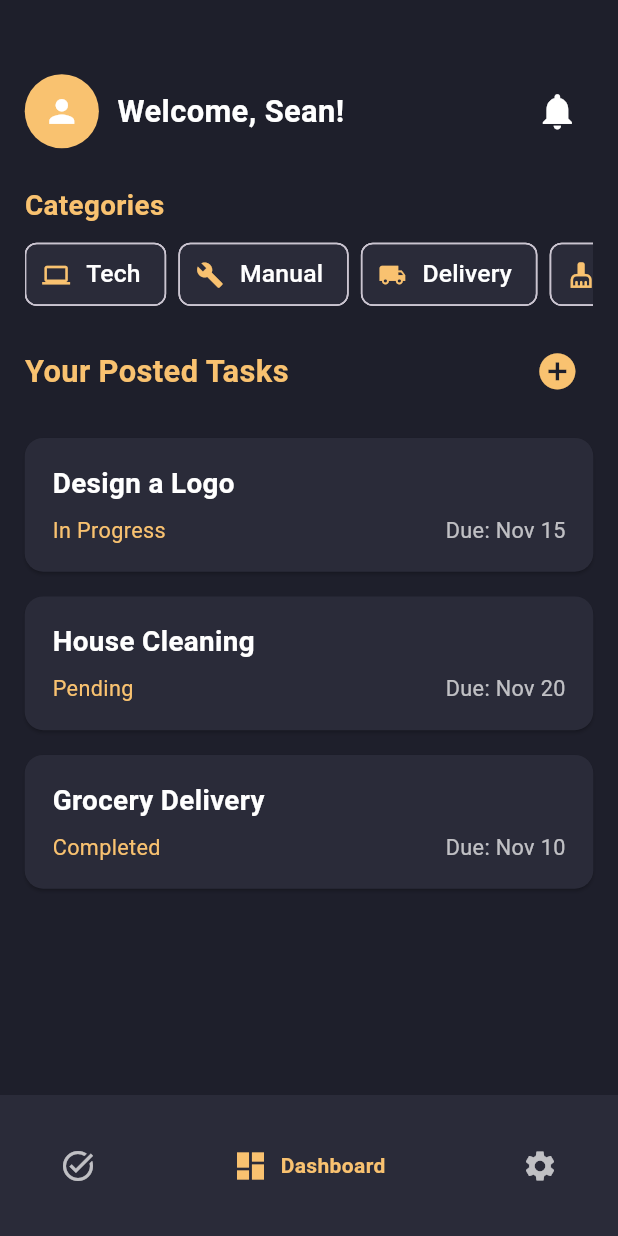
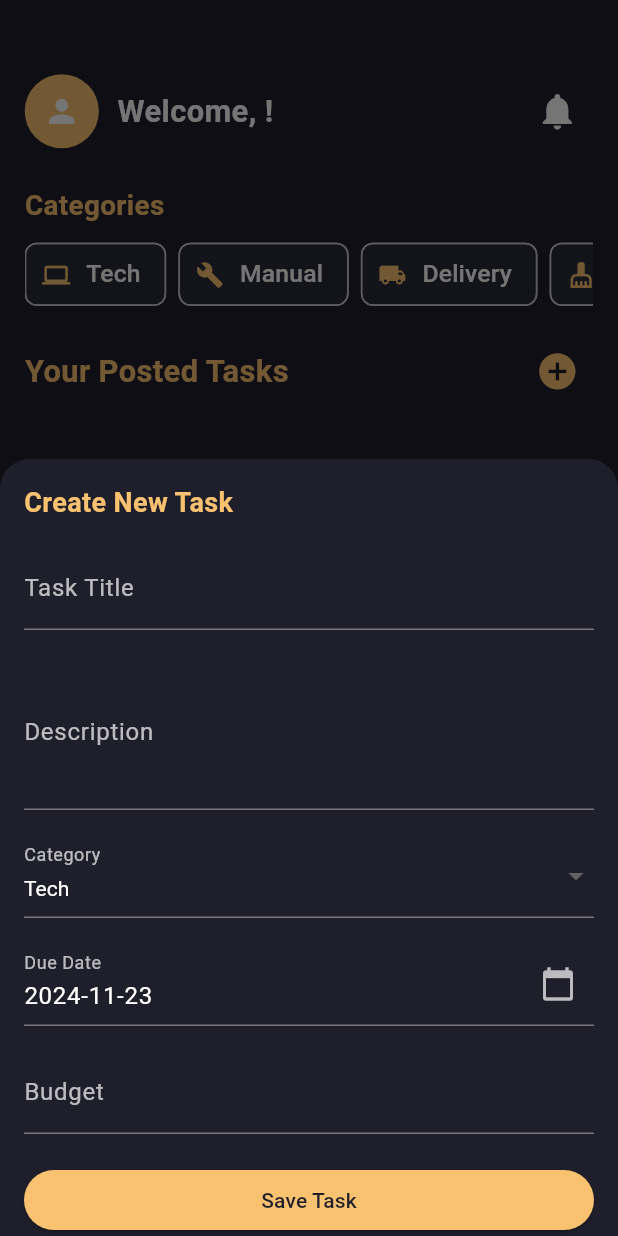
Before and after one commit to Kristoferseyan/Tascadia, a Flutter app: the TaskPosterDashboard screen opened by its route, item 2 of the bottom bar chosen, after a tap on the "add circle" icon, on a phone screen of 412 x 824 dp. Run offline on Flutter 3.47's test engine with Material 3 defaults, Android fonts, the phone set to English and light mode, and no system bars; drawn by our look-alikes of google_nav_bar; our stand-ins replace supabase_flutter; accounts and stored records are empty.

Commit message:
Integrated Database - added database functions - added login and registration - added task creation page

```diff
--- /dev/null
+++ b/lib/Dashboard-Modules/task_creation.dart
@@ -0,0 +1,211 @@
+import 'package:flutter/material.dart';
+import 'package:tascadia_prototype/colors.dart';
+import 'package:tascadia_prototype/database_handler.dart';
+
+class TaskCreationForm extends StatefulWidget {
+  @override
+  _TaskCreationFormState createState() => _TaskCreationFormState();
+}
+
+class _TaskCreationFormState extends State<TaskCreationForm> {
+  final _formKey = GlobalKey<FormState>();
+  final DatabaseHandler dbHandler = DatabaseHandler(); // Database Handler
+
+  String _title = '';
+  String _description = '';
+  String _category = 'Tech';
+  DateTime _dueDate = DateTime.now();
+  String _budget = '';
+  String _userId = ''; // Logged-in user ID
+
+  @override
+  void initState() {
+    super.initState();
+    _fetchCurrentUser(); // Fetch the user ID when the form is initialized
+  }
+
+  Future<void> _fetchCurrentUser() async {
+    try {
+      final userId = await dbHandler.getCurrentUserId();
+      if (userId == null) {
+        throw Exception('User not logged in.');
+      }
+      setState(() {
+        _userId = userId;
+      });
+    } catch (e) {
+      ScaffoldMessenger.of(context).showSnackBar(
+        SnackBar(content: Text('Error retrieving user ID: $e')),
+      );
+    }
+  }
+
+  Future<void> _selectDate(BuildContext context) async {
+    final DateTime? picked = await showDatePicker(
+      context: context,
+      initialDate: _dueDate,
+      firstDate: DateTime.now(),
+      lastDate: DateTime(2100),
+      builder: (BuildContext context, Widget? child) {
+        return Theme(
+          data: ThemeData.dark().copyWith(
+            colorScheme: ColorScheme.dark(
+              primary: AppColors.accent,
+              onPrimary: AppColors.background,
+              surface: AppColors.cardBackground,
+              onSurface: AppColors.textPrimary,
+            ),
+            dialogBackgroundColor: AppColors.background,
+          ),
+          child: child!,
+        );
+      },
+    );
+    if (picked != null && picked != _dueDate) {
+      setState(() {
+        _dueDate = picked;
+      });
+    }
+  }
+
+  Future<void> _saveTask() async {
+    if (_formKey.currentState!.validate()) {
+      _formKey.currentState!.save();
+      try {
+        // Insert task into database with the logged-in user ID
+        await dbHandler.addTask(
+          title: _title,
+          description: _description,
+          category: _category,
+          postedBy: _userId,
+          dueDate: _dueDate,
+          budget: double.tryParse(_budget),
+        );
+        ScaffoldMessenger.of(context).showSnackBar(
+          const SnackBar(content: Text("Task created successfully!")),
+        );
+        Navigator.pop(context); // Close modal after success
+      } catch (e) {
+        ScaffoldMessenger.of(context).showSnackBar(
+          SnackBar(content: Text("Error creating task: $e")),
+        );
+      }
+    }
+  }
+
+  @override
+  Widget build(BuildContext context) {
+    return Form(
+      key: _formKey,
+      child: SingleChildScrollView(
+        child: Column(
+          crossAxisAlignment: CrossAxisAlignment.start,
+          children: [
+            const Text(
+              "Create New Task",
+              style: TextStyle(
+                color: AppColors.accent,
+                fontSize: 18,
+                fontWeight: FontWeight.bold,
+              ),
+            ),
+            const SizedBox(height: 16),
+            TextFormField(
+              decoration: InputDecoration(
+                labelText: 'Task Title',
+                labelStyle: TextStyle(color: AppColors.textMuted),
+                focusedBorder: UnderlineInputBorder(
+                  borderSide: BorderSide(color: AppColors.accent),
+                ),
+              ),
+              style: TextStyle(color: AppColors.textPrimary),
+              validator: (value) => value!.isEmpty ? 'Please enter a title' : null,
+              onSaved: (value) => _title = value!,
+            ),
+            const SizedBox(height: 16),
+            TextFormField(
+              decoration: InputDecoration(
+                labelText: 'Description',
+                labelStyle: TextStyle(color: AppColors.textMuted),
+                focusedBorder: UnderlineInputBorder(
+                  borderSide: BorderSide(color: AppColors.accent),
+                ),
+              ),
+              style: TextStyle(color: AppColors.textPrimary),
+              maxLines: 3,
+              validator: (value) => value!.isEmpty ? 'Please enter a description' : null,
+              onSaved: (value) => _description = value!,
+            ),
+            const SizedBox(height: 16),
+            DropdownButtonFormField<String>(
+              value: _category,
+              items: ['Tech', 'Manual', 'Delivery', 'Cleaning', 'Other']
+                  .map((category) => DropdownMenuItem(
+                        value: category,
+                        child: Text(
+                          category,
+                          style: TextStyle(color: AppColors.textPrimary),
+                        ),
+                      ))
+                  .toList(),
+              onChanged: (value) => setState(() {
+                _category = value!;
+              }),
+              dropdownColor: AppColors.background,
+              decoration: InputDecoration(
+                labelText: 'Category',
+                labelStyle: TextStyle(color: AppColors.textMuted),
+                focusedBorder: UnderlineInputBorder(
+                  borderSide: BorderSide(color: AppColors.accent),
+                ),
+              ),
+              style: TextStyle(color: AppColors.textPrimary),
+            ),
+            const SizedBox(height: 16),
+            TextFormField(
+              readOnly: true,
+              decoration: InputDecoration(
+                labelText: 'Due Date',
+                labelStyle: TextStyle(color: AppColors.textMuted),
+                suffixIcon: Icon(Icons.calendar_today, color: AppColors.textMuted),
+                focusedBorder: UnderlineInputBorder(
+                  borderSide: BorderSide(color: AppColors.accent),
+                ),
+              ),
+              style: TextStyle(color: AppColors.textPrimary),
+              onTap: () => _selectDate(context),
+              controller: TextEditingController(
+                  text: '${_dueDate.toLocal()}'.split(' ')[0]),
+            ),
+            const SizedBox(height: 16),
+            TextFormField(
+              decoration: InputDecoration(
+                labelText: 'Budget',
+                labelStyle: TextStyle(color: AppColors.textMuted),
+                focusedBorder: UnderlineInputBorder(
+                  borderSide: BorderSide(color: AppColors.accent),
+                ),
+              ),
+              style: TextStyle(color: AppColors.textPrimary),
+              keyboardType: TextInputType.number,
+              validator: (value) => value!.isEmpty ? 'Please enter a budget' : null,
+              onSaved: (value) => _budget = value!,
+            ),
+            const SizedBox(height: 20),
+            SizedBox(
+              width: double.infinity,
+              child: ElevatedButton(
+                onPressed: _saveTask,
+                style: ElevatedButton.styleFrom(backgroundColor: AppColors.accent),
+                child: const Text(
+                  'Save Task',
+                  style: TextStyle(color: AppColors.background),
+                ),
+              ),
+            ),
+          ],
+        ),
+      ),
+    );
+  }
+}
--- a/lib/tp_dashboard_page.dart
+++ b/lib/Dashboard-Modules/tp_dashboard_page.dart
@@ -1,7 +1,12 @@
 import 'package:flutter/material.dart';
-import 'nav_bar.dart';
+import 'package:tascadia_prototype/Dashboard-Modules/task_creation.dart';
+import '../colors.dart';
+import '../nav_bar.dart';
+import '../database_handler.dart';
 
 class TaskPosterDashboard extends StatefulWidget {
+  const TaskPosterDashboard({super.key});
+
   @override
   _TaskPosterDashboardState createState() => _TaskPosterDashboardState();
 }
@@ -9,6 +14,40 @@ class TaskPosterDashboard extends StatefulWidget {
 class _TaskPosterDashboardState extends State<TaskPosterDashboard> {
   int _selectedIndex = 1;
   final PageController _pageController = PageController(initialPage: 1);
+  final DatabaseHandler dbHandler = DatabaseHandler();
+
+  List<dynamic> tasks = [];
+  String userName = 'User';
+  bool isLoading = true;
+
+  @override
+  void initState() {
+    super.initState();
+    fetchUserDataAndTasks();
+  }
+
+  Future<void> fetchUserDataAndTasks() async {
+    try {
+      final userId = await dbHandler.getCurrentUserId(); // Fetch the logged-in user ID
+      if (userId == null) throw Exception("No user logged in.");
+
+      final userData = await dbHandler.fetchUserById(userId);
+      final fetchedTasks = await dbHandler.fetchTasks(userId);
+
+      setState(() {
+        userName = userData['username'] ?? 'User';
+        tasks = fetchedTasks;
+        isLoading = false;
+      });
+    } catch (e) {
+      setState(() {
+        isLoading = false;
+      });
+      ScaffoldMessenger.of(context).showSnackBar(
+        SnackBar(content: Text('Error loading data: $e')),
+      );
+    }
+  }
 
   void _onItemTapped(int index) {
     setState(() {
@@ -17,13 +56,33 @@ class _TaskPosterDashboardState extends State<TaskPosterDashboard> {
     _pageController.jumpToPage(index);
   }
 
+  void _showTaskCreationModal() {
+    showModalBottomSheet(
+      context: context,
+      isScrollControlled: true,
+      backgroundColor: AppColors.background,
+      shape: const RoundedRectangleBorder(
+        borderRadius: BorderRadius.vertical(top: Radius.circular(20)),
+      ),
+      builder: (context) => Padding(
+        padding: EdgeInsets.only(
+          left: 16.0,
+          right: 16.0,
+          top: 16.0,
+          bottom: MediaQuery.of(context).viewInsets.bottom,
+        ),
+        child: TaskCreationForm(),
+      ),
+    );
+  }
+
   @override
   Widget build(BuildContext context) {
     double screenWidth = MediaQuery.of(context).size.width;
     double screenHeight = MediaQuery.of(context).size.height;
 
     return Scaffold(
-      backgroundColor: const Color(0xFF1E1F2B),
+      backgroundColor: AppColors.background,
       body: PageView(
         controller: _pageController,
         onPageChanged: (index) {
@@ -32,9 +91,13 @@ class _TaskPosterDashboardState extends State<TaskPosterDashboard> {
           });
         },
         children: [
-          Center(child: Text("Tasks Page", style: TextStyle(color: Colors.white))),
+          const Center(
+            child: Text("Tasks Page", style: TextStyle(color: AppColors.textPrimary)),
+          ),
           _buildDashboardContent(screenWidth, screenHeight),
-          Center(child: Text("Settings Page", style: TextStyle(color: Colors.white))),
+          const Center(
+            child: Text("Settings Page", style: TextStyle(color: AppColors.textPrimary)),
+          ),
         ],
       ),
       bottomNavigationBar: CustomNavBar(
@@ -47,7 +110,9 @@ class _TaskPosterDashboardState extends State<TaskPosterDashboard> {
   Widget _buildDashboardContent(double screenWidth, double screenHeight) {
     return Padding(
       padding: EdgeInsets.symmetric(
-          horizontal: screenWidth * 0.04, vertical: screenHeight * 0.06),
+        horizontal: screenWidth * 0.04,
+        vertical: screenHeight * 0.06,
+      ),
       child: Column(
         crossAxisAlignment: CrossAxisAlignment.start,
         children: [
@@ -55,31 +120,30 @@ class _TaskPosterDashboardState extends State<TaskPosterDashboard> {
             children: [
               CircleAvatar(
                 radius: screenWidth * 0.06,
-                backgroundColor: Color(0xFFF9C270),
-                child: Icon(Icons.person, color: Colors.white, size: screenWidth * 0.06),
+                backgroundColor: AppColors.accent,
+                child: Icon(Icons.person, color: AppColors.textPrimary, size: screenWidth * 0.06),
               ),
               SizedBox(width: screenWidth * 0.03),
               Text(
-                "Welcome, Sean!",
+                "Welcome, $userName!",
                 style: TextStyle(
-                  color: Colors.white,
+                  color: AppColors.textPrimary,
                   fontSize: screenWidth * 0.05,
                   fontWeight: FontWeight.bold,
                 ),
               ),
-              Spacer(),
+              const Spacer(),
               IconButton(
-                icon: Icon(Icons.notifications, color: Colors.white, size: screenWidth * 0.07),
+                icon: Icon(Icons.notifications, color: AppColors.textPrimary, size: screenWidth * 0.07),
                 onPressed: () {},
               ),
             ],
           ),
           SizedBox(height: screenHeight * 0.03),
-
           Text(
             "Categories",
             style: TextStyle(
-              color: Color(0xFFF9C270),
+              color: AppColors.accent,
               fontSize: screenWidth * 0.045,
               fontWeight: FontWeight.bold,
             ),
@@ -98,38 +162,43 @@ class _TaskPosterDashboardState extends State<TaskPosterDashboard> {
             ),
           ),
           SizedBox(height: screenHeight * 0.02),
-
           Row(
             mainAxisAlignment: MainAxisAlignment.spaceBetween,
             children: [
               Text(
                 "Your Posted Tasks",
                 style: TextStyle(
-                  color: Color(0xFFF9C270),
+                  color: AppColors.accent,
                   fontSize: screenWidth * 0.05,
                   fontWeight: FontWeight.bold,
                 ),
               ),
               IconButton(
-                icon: Icon(Icons.add_circle, color: Color(0xFFF9C270), size: screenWidth * 0.07),
-                onPressed: () {
-
-                },
+                icon: Icon(Icons.add_circle, color: AppColors.accent, size: screenWidth * 0.07),
+                onPressed: _showTaskCreationModal,
               ),
             ],
           ),
           SizedBox(height: screenHeight * 0.015),
-
-          Expanded(
-            child: ListView(
-              padding: EdgeInsets.zero,
-              children: [
-                _buildTaskCard("Design a Logo", "In Progress", "Due: Nov 15", screenWidth),
-                _buildTaskCard("House Cleaning", "Pending", "Due: Nov 20", screenWidth),
-                _buildTaskCard("Grocery Delivery", "Completed", "Due: Nov 10", screenWidth),
-              ],
-            ),
-          ),
+          isLoading
+              ? const Center(
+                  child: CircularProgressIndicator(color: AppColors.accent),
+                )
+              : Expanded(
+                  child: ListView.builder(
+                    padding: EdgeInsets.zero,
+                    itemCount: tasks.length,
+                    itemBuilder: (context, index) {
+                      final task = tasks[index];
+                      return _buildTaskCard(
+                        task['title'],
+                        task['status'],
+                        task['due_date'],
+                        screenWidth,
+                      );
+                    },
+                  ),
+                ),
         ],
       ),
     );
@@ -139,11 +208,11 @@ class _TaskPosterDashboardState extends State<TaskPosterDashboard> {
     return Padding(
       padding: EdgeInsets.only(right: screenWidth * 0.02),
       child: Chip(
-        backgroundColor: const Color(0xFF2A2B39),
-        avatar: Icon(icon, color: const Color(0xFFF9C270), size: screenWidth * 0.045),
+        backgroundColor: AppColors.chipBackground,
+        avatar: Icon(icon, color: AppColors.accent, size: screenWidth * 0.045),
         label: Text(
           label,
-          style: TextStyle(color: Colors.white, fontSize: screenWidth * 0.04),
+          style: TextStyle(color: AppColors.textPrimary, fontSize: screenWidth * 0.04),
         ),
       ),
     );
@@ -151,7 +220,7 @@ class _TaskPosterDashboardState extends State<TaskPosterDashboard> {
 
   Widget _buildTaskCard(String title, String status, String dueDate, double screenWidth) {
     return Card(
-      color: const Color(0xFF2A2B39),
+      color: AppColors.cardBackground,
       shape: RoundedRectangleBorder(
         borderRadius: BorderRadius.circular(screenWidth * 0.03),
       ),
@@ -164,7 +233,7 @@ class _TaskPosterDashboardState extends State<TaskPosterDashboard> {
             Text(
               title,
               style: TextStyle(
-                color: Colors.white,
+                color: AppColors.textPrimary,
                 fontSize: screenWidth * 0.045,
                 fontWeight: FontWeight.bold,
               ),
@@ -176,14 +245,14 @@ class _TaskPosterDashboardState extends State<TaskPosterDashboard> {
                 Text(
                   status,
                   style: TextStyle(
-                    color: Color(0xFFF9C270),
+                    color: AppColors.accent,
                     fontSize: screenWidth * 0.035,
                   ),
                 ),
                 Text(
                   dueDate,
                   style: TextStyle(
-                    color: Colors.white70,
+                    color: AppColors.textMuted,
                     fontSize: screenWidth * 0.035,
                   ),
                 ),
--- /dev/null
+++ b/lib/colors.dart
@@ -0,0 +1,11 @@
+import 'package:flutter/material.dart';
+
+class AppColors {
+  static const Color background = Color(0xFF1E1F2B);
+  static const Color accent = Color(0xFFF9C270);
+  static const Color cardBackground = Color(0xFF2A2B39);
+  static const Color textPrimary = Colors.white;
+  static const Color textSecondary = Color(0xFFA4A4A8);
+  static const Color textMuted = Colors.white70;
+  static const Color chipBackground = Color(0xFF2A2B39);
+}
--- /dev/null
+++ b/lib/database_handler.dart
@@ -0,0 +1,106 @@
+import 'package:supabase_flutter/supabase_flutter.dart';
+
+class DatabaseHandler {
+  final SupabaseClient _client = Supabase.instance.client;
+
+  /// Singleton Pattern
+  static final DatabaseHandler _instance = DatabaseHandler._internal();
+  factory DatabaseHandler() => _instance;
+  DatabaseHandler._internal();
+
+  /// Fetch all tasks for a specific user
+  Future<List<dynamic>> fetchTasks(String userId) async {
+    final response = await _client
+        .from('tasks')
+        .select()
+        .eq('posted_by', userId)
+        .order('created_at', ascending: false);
+
+    if (response == null) {
+      throw Exception('Error fetching tasks.');
+    }
+
+    return response;
+  }
+
+  /// Add a new task
+  Future<void> addTask({
+    required String title,
+    required String description,
+    required String category,
+    required String postedBy,
+    DateTime? dueDate,
+    double? budget,
+  }) async {
+    final response = await _client.from('tasks').insert({
+      'title': title,
+      'description': description,
+      'category': category,
+      'due_date': dueDate?.toIso8601String(),
+      'budget': budget,
+      'posted_by': postedBy,
+    });
+
+    if (response == null) {
+      throw Exception('Error adding task.');
+    }
+  }
+
+  /// Register a new user
+  Future<void> registerUser({
+    required String username,
+    required String email,
+    required String password,
+    required String role,
+  }) async {
+    final response = await _client.from('users').insert({
+      'username': username,
+      'email': email,
+      'password': password,
+      'role': role,
+    });
+
+    if (response == 'error') {
+      throw Exception('Error registering user.');
+    }
+  }
+
+  /// Login with username or email and password
+  Future<dynamic> loginUser({
+    required String usernameOrEmail,
+    required String password,
+  }) async {
+    final response = await _client
+        .from('users')
+        .select()
+        .or('username.eq.$usernameOrEmail,email.eq.$usernameOrEmail')
+        .eq('password', password) // Hash and compare in production
+        .single();
+
+    if (response == null) {
+      throw Exception('Invalid username/email or password.');
+    }
+
+    return response;
+  }
+
+  /// Fetch user details by ID
+  Future<dynamic> fetchUserById(String userId) async {
+    final response = await _client.from('users').select().eq('id', userId).single();
+
+    if (response == null) {
+      throw Exception('Error fetching user.');
+    }
+
+    return response;
+  }
+
+  /// Get logged-in user's ID
+  Future<String?> getCurrentUserId() async {
+    final user = _client.auth.currentUser;
+    if (user == null) {
+      return null; // No user logged in
+    }
+    return user.id;
+  }
+}
--- a/pubspec.yaml
+++ b/pubspec.yaml
@@ -10,6 +10,7 @@ dependencies:
   flutter:
     sdk: flutter
   google_nav_bar: ^5.0.7
+  supabase_flutter: ^2.8.1
 
 dev_dependencies:
   flutter_test:
```
Also changed, not shown: lib/logreg.dart (added, +175 -0 lines), lib/main.dart (+22 -2 lines), lib/welcome_page.dart (+10 -3 lines), pubspec.lock, 5 other files.
